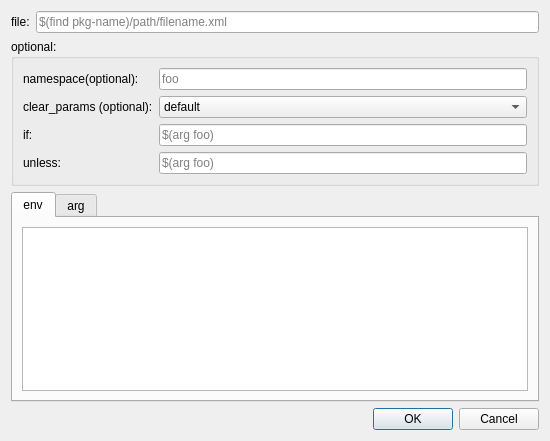
Old version of the form rxDev/src/tagItems/includeFileEdit.ui in the repository songxuchao/rxdeveloper-ros-pkg.
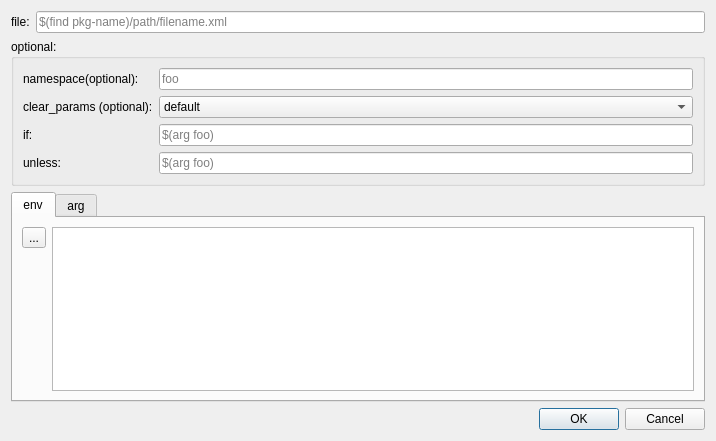
New version of the form. Icons and pictures are not drawn.

The edit to the form file:
```diff
--- a/rxDev/src/tagItems/includeFileEdit.ui
+++ b/rxDev/src/tagItems/includeFileEdit.ui
@@ -6,7 +6,7 @@
    <rect>
     <x>0</x>
     <y>0</y>
-    <width>550</width>
+    <width>716</width>
     <height>441</height>
    </rect>
   </property>
@@ -126,7 +126,33 @@
        <string>env</string>
       </attribute>
       <layout class="QGridLayout" name="gridLayout">
-       <item row="0" column="0" rowspan="2" colspan="2">
+       <item row="0" column="0">
+        <layout class="QHBoxLayout" name="horizontalLayout">
+         <item>
+          <layout class="QVBoxLayout" name="verticalLayout">
+           <item>
+            <widget class="QToolButton" name="toolButton_deleteEnv">
+             <property name="text">
+              <string>...</string>
+             </property>
+            </widget>
+           </item>
+           <item>
+            <spacer name="verticalSpacer">
+             <property name="orientation">
+              <enum>Qt::Vertical</enum>
+             </property>
+             <property name="sizeHint" stdset="0">
+              <size>
+               <width>20</width>
+               <height>40</height>
+              </size>
+             </property>
+            </spacer>
+           </item>
+          </layout>
+         </item>
+         <item>
         <widget class="QTableView" name="tableView_envItems">
          <property name="editTriggers">
           <set>QAbstractItemView::NoEditTriggers</set>
@@ -140,6 +166,8 @@
         </widget>
        </item>
       </layout>
+       </item>
+      </layout>
      </widget>
      <widget class="QWidget" name="arg">
       <attribute name="title">
```
Left out of the diff: 56 changed lines with no effect on the pictures. Lines whose indentation alone changed are shown as unchanged.
